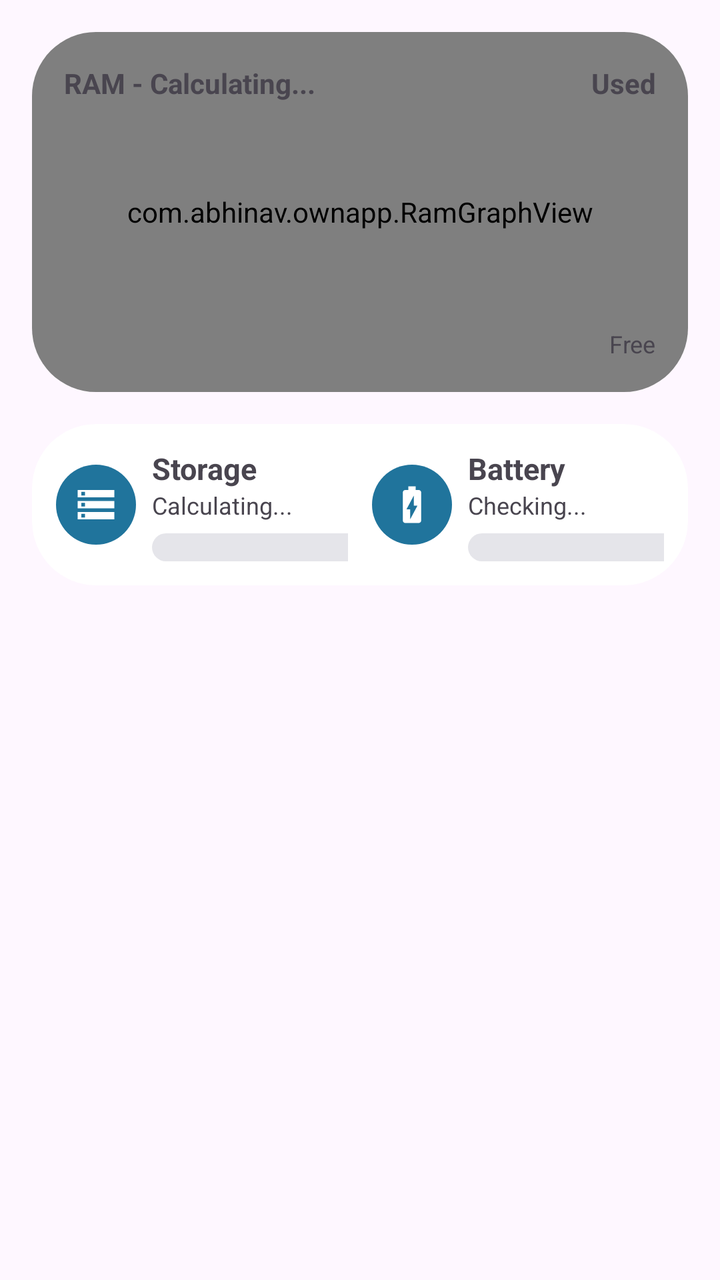
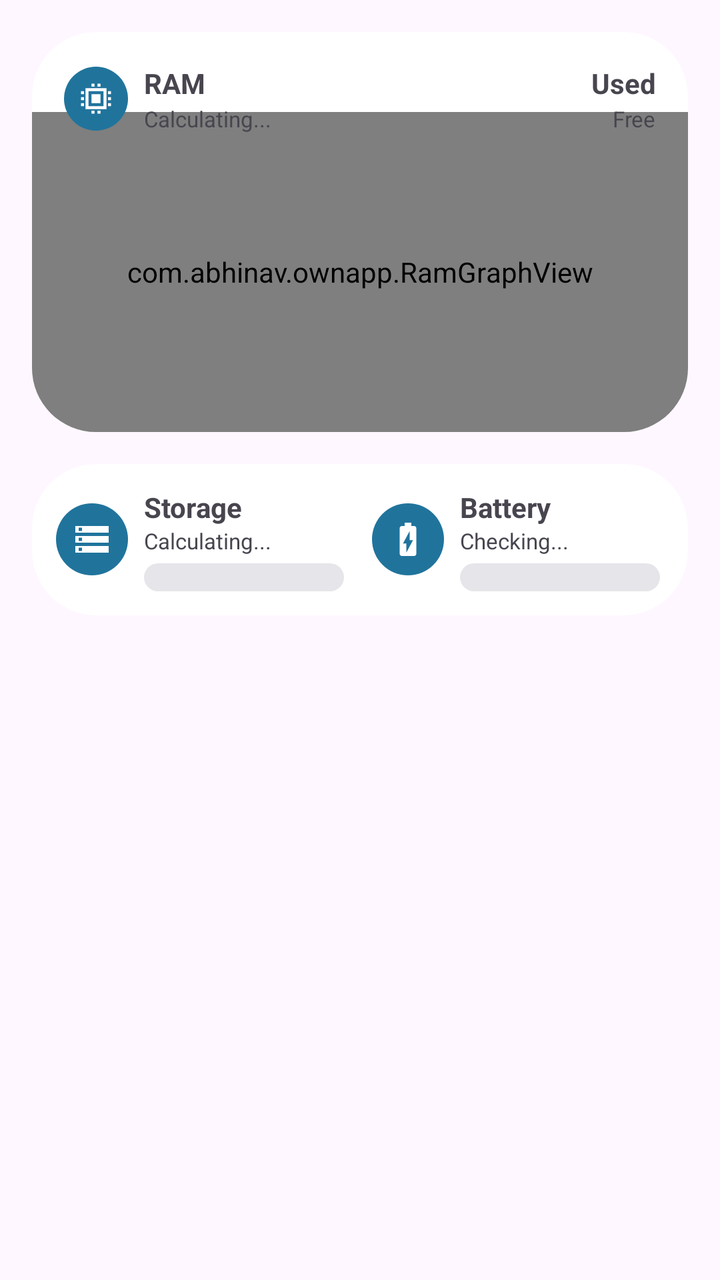

Before-and-after screenshots of an Android layout around one commit, followed by the original layout XML and the change that was made.
<!-- AndroidManifest.xml: application theme Theme.OwnPhotoONWall -->
<!-- res/layout/layout_device_dashboard.xml -->
<?xml version="1.0" encoding="utf-8"?>
<LinearLayout xmlns:android="http://schemas.android.com/apk/res/android"
    xmlns:tools="http://schemas.android.com/tools"
    android:layout_width="match_parent"
    android:layout_height="wrap_content"
    android:orientation="vertical"
    android:padding="16dp"
    tools:ignore="HardcodedText,ContentDescription">

    
    <RelativeLayout
        android:id="@+id/ramCardBg"
        android:layout_width="match_parent"
        android:layout_height="180dp"
        android:layout_marginBottom="16dp"
        android:background="@drawable/bg_ram_card"
        android:clipToOutline="true">

        <com.abhinav.ownapp.RamGraphView
            android:id="@+id/ramGraphView"
            android:layout_width="match_parent"
            android:layout_height="match_parent" />

        <TextView
            android:id="@+id/tvRamTotal"
            android:layout_width="wrap_content"
            android:layout_height="wrap_content"
            android:layout_alignParentStart="true"
            android:layout_alignParentTop="true"
            android:layout_marginStart="16dp"
            android:layout_marginTop="16dp"
            android:text="RAM - Calculating..."
            android:textSize="14sp"
            android:textStyle="bold" />

        <TextView
            android:id="@+id/tvRamUsed"
            android:layout_width="wrap_content"
            android:layout_height="wrap_content"
            android:layout_alignParentEnd="true"
            android:layout_alignParentTop="true"
            android:layout_marginEnd="16dp"
            android:layout_marginTop="16dp"
            android:text="Used"
            android:textSize="14sp"
            android:textStyle="bold" />

        <TextView
            android:id="@+id/tvRamFree"
            android:layout_width="wrap_content"
            android:layout_height="wrap_content"
            android:layout_alignParentEnd="true"
            android:layout_alignParentBottom="true"
            android:layout_marginEnd="16dp"
            android:layout_marginBottom="16dp"
            android:text="Free"
            android:textSize="12sp" />
    </RelativeLayout>

    
    <LinearLayout
        android:id="@+id/storageBatteryCardBg"
        android:layout_width="match_parent"
        android:layout_height="wrap_content"
        android:orientation="horizontal"
        android:baselineAligned="false"
        android:padding="12dp"
        android:background="@drawable/bg_storage_card"
        android:clipToOutline="true"
        android:weightSum="2">

        
        <LinearLayout
            android:layout_width="0dp"
            android:layout_height="wrap_content"
            android:layout_weight="1"
            android:orientation="horizontal"
            android:gravity="center_vertical"
            android:layout_marginEnd="6dp">

            <ImageView
                android:layout_width="40dp"
                android:layout_height="40dp"
                android:background="@drawable/bg_circle_blue"
                android:src="@drawable/ic_storage"
                android:padding="9dp"
                android:layout_marginEnd="8dp" />

            <LinearLayout
                android:layout_width="match_parent"
                android:layout_height="wrap_content"
                android:orientation="vertical">

                <TextView android:id="@+id/tvStorageTitle" android:layout_width="wrap_content" android:layout_height="wrap_content"
                    android:text="Storage" android:textStyle="bold" android:textSize="15sp"
                    android:maxLines="1" android:ellipsize="end" />
                <TextView android:id="@+id/tvStorageValue" android:layout_width="wrap_content" android:layout_height="wrap_content"
                    android:text="Calculating..." android:textSize="12sp"
                    android:maxLines="1" android:ellipsize="end" />

                
                <ProgressBar android:id="@+id/pbStorage" style="?android:attr/progressBarStyleHorizontal"
                    android:layout_width="110dp" android:layout_height="14dp" android:layout_marginTop="6dp"
                    android:progressDrawable="@drawable/bg_rounded_progress" />
            </LinearLayout>
        </LinearLayout>

        
        <LinearLayout
            android:layout_width="0dp"
            android:layout_height="wrap_content"
            android:layout_weight="1"
            android:orientation="horizontal"
            android:gravity="center_vertical"
            android:layout_marginStart="6dp">

            <ImageView
                android:layout_width="40dp"
                android:layout_height="40dp"
                android:background="@drawable/bg_circle_blue"
                android:src="@drawable/ic_battery"
                android:padding="9dp"
                android:layout_marginEnd="8dp" />

            <LinearLayout
                android:layout_width="match_parent"
                android:layout_height="wrap_content"
                android:orientation="vertical">

                <TextView android:id="@+id/tvBatteryTitle" android:layout_width="wrap_content" android:layout_height="wrap_content"
                    android:text="Battery" android:textStyle="bold" android:textSize="15sp"
                    android:maxLines="1" android:ellipsize="end" />
                <TextView android:id="@+id/tvBatteryValue" android:layout_width="wrap_content" android:layout_height="wrap_content"
                    android:text="Checking..." android:textSize="12sp"
                    android:maxLines="1" android:ellipsize="end" />

                
                <ProgressBar android:id="@+id/pbBattery" style="?android:attr/progressBarStyleHorizontal"
                    android:layout_width="110dp" android:layout_height="14dp" android:layout_marginTop="6dp"
                    android:progressDrawable="@drawable/bg_rounded_progress" android:max="100"/>
            </LinearLayout>
        </LinearLayout>

    </LinearLayout>
</LinearLayout>
<!-- resources referenced by this layout -->
<resources>
  <!-- drawable bg_circle_blue (drawable) -->
  <?xml version="1.0" encoding="utf-8"?>
  <shape xmlns:android="http://schemas.android.com/apk/res/android" android:shape="oval">
      <solid android:color="#20749C" /> 
  </shape>
  <!-- drawable bg_ram_card (drawable) -->
  <?xml version="1.0" encoding="utf-8"?>
  <shape xmlns:android="http://schemas.android.com/apk/res/android">
      <corners android:radius="32dp" />
      <solid android:color="#FFFFFF" /> 
  </shape>
  <!-- drawable bg_rounded_progress (drawable) -->
  <?xml version="1.0" encoding="utf-8"?>
  <layer-list xmlns:android="http://schemas.android.com/apk/res/android">
  
      
      <item android:id="@android:id/background">
          <shape android:shape="rectangle">
              <corners android:radius="10dp" />
              <solid android:color="#E5E5EA" />
          </shape>
      </item>
  
      
      <item android:id="@android:id/progress">
          <inset android:inset="2dp">
              <clip>
                  <shape android:shape="rectangle">
                      <corners android:radius="10dp" />
                      <solid android:color="#4A90E2" />
                  </shape>
              </clip>
          </inset>
      </item>
  
  </layer-list>
  <!-- drawable bg_storage_card (drawable) -->
  <?xml version="1.0" encoding="utf-8"?>
  <shape xmlns:android="http://schemas.android.com/apk/res/android">
      <corners android:radius="32dp" />
      <solid android:color="#FFFFFF" />
  </shape>
  <!-- drawable ic_battery (drawable) -->
  <vector xmlns:android="http://schemas.android.com/apk/res/android"
      android:width="24dp" android:height="24dp"
      android:viewportWidth="24" android:viewportHeight="24"
      android:tint="#FFFFFF">
      <path android:fillColor="@android:color/white"
          android:pathData="M15.67,4H14V2h-4v2H8.33C7.6,4 7,4.6 7,5.33v15.33C7,21.4 7.6,22 8.33,22h7.33c0.74,0 1.34,-0.6 1.34,-1.33V5.33C17,4.6 16.4,4 15.67,4zM13,12.5h2L11,20v-5.5H9L13,7V12.5z"/>
  </vector>
  <!-- drawable ic_storage (drawable) -->
  <vector xmlns:android="http://schemas.android.com/apk/res/android"
      android:width="24dp" android:height="24dp"
      android:viewportWidth="24" android:viewportHeight="24"
      android:tint="#FFFFFF">
      <path android:fillColor="@android:color/white"
          android:pathData="M2,20h20v-4H2V20zM4,17h2v2H4V17zM2,4v4h20V4H2zM6,7H4V5h2V7zM2,14h20v-4H2V14zM4,11h2v2H4V11z"/>
  </vector>
  <style name="Theme.OwnPhotoONWall" parent="Base.Theme.OwnPhotoONWall" />
  <style name="Base.Theme.OwnPhotoONWall" parent="Theme.Material3.DayNight.NoActionBar">
          
          
  
          
          
      </style>
</resources>

<!-- the commit's change to res/layout/layout_device_dashboard.xml (unified diff, before → after) -->
@@ -11,7 +11,7 @@
     <RelativeLayout
         android:id="@+id/ramCardBg"
         android:layout_width="match_parent"
-        android:layout_height="180dp"
+        android:layout_height="200dp"
         android:layout_marginBottom="16dp"
         android:background="@drawable/bg_ram_card"
         android:clipToOutline="true">
@@ -19,42 +19,82 @@
         <com.abhinav.ownapp.RamGraphView
             android:id="@+id/ramGraphView"
             android:layout_width="match_parent"
-            android:layout_height="match_parent" />
+            android:layout_height="match_parent"
+            android:layout_marginTop="40dp" />
 
-        <TextView
-            android:id="@+id/tvRamTotal"
+        
+        <LinearLayout
+            android:id="@+id/ramHeaderLeft"
             android:layout_width="wrap_content"
             android:layout_height="wrap_content"
             android:layout_alignParentStart="true"
             android:layout_alignParentTop="true"
             android:layout_marginStart="16dp"
             android:layout_marginTop="16dp"
-            android:text="RAM - Calculating..."
-            android:textSize="14sp"
-            android:textStyle="bold" />
+            android:orientation="horizontal"
+            android:gravity="center_vertical">
 
-        <TextView
-            android:id="@+id/tvRamUsed"
+            <ImageView
+                android:layout_width="32dp"
+                android:layout_height="32dp"
+                android:background="@drawable/bg_circle_blue"
+                android:src="@drawable/ic_ram"
+                android:padding="7dp"
+                android:layout_marginEnd="8dp" />
+
+            <LinearLayout
+                android:layout_width="wrap_content"
+                android:layout_height="wrap_content"
+                android:orientation="vertical"
+                android:gravity="center_vertical">
+
+                <TextView
+                    android:layout_width="wrap_content"
+                    android:layout_height="wrap_content"
+                    android:text="RAM"
+                    android:textSize="14sp"
+                    android:textStyle="bold" />
+
+                <TextView
+                    android:id="@+id/tvRamTotal"
+                    android:layout_width="wrap_content"
+                    android:layout_height="wrap_content"
+                    android:text="Calculating..."
+                    android:textSize="11sp"
+                    android:layout_marginTop="1dp"
+                    android:singleLine="true" />
+            </LinearLayout>
+        </LinearLayout>
+
+        
+        
+        <LinearLayout
             android:layout_width="wrap_content"
             android:layout_height="wrap_content"
             android:layout_alignParentEnd="true"
-            android:layout_alignParentTop="true"
+            android:layout_alignTop="@id/ramHeaderLeft"
+            android:layout_alignBottom="@id/ramHeaderLeft"
             android:layout_marginEnd="16dp"
-            android:layout_marginTop="16dp"
-            android:text="Used"
-            android:textSize="14sp"
-            android:textStyle="bold" />
+            android:orientation="vertical"
+            android:gravity="center_vertical|end">
 
-        <TextView
-            android:id="@+id/tvRamFree"
-            android:layout_width="wrap_content"
-            android:layout_height="wrap_content"
-            android:layout_alignParentEnd="true"
-            android:layout_alignParentBottom="true"
-            android:layout_marginEnd="16dp"
-            android:layout_marginBottom="16dp"
-            android:text="Free"
-            android:textSize="12sp" />
+            <TextView
+                android:id="@+id/tvRamUsed"
+                android:layout_width="wrap_content"
+                android:layout_height="wrap_content"
+                android:text="Used"
+                android:textSize="14sp"
+                android:textStyle="bold" />
+
+            <TextView
+                android:id="@+id/tvRamFree"
+                android:layout_width="wrap_content"
+                android:layout_height="wrap_content"
+                android:text="Free"
+                android:textSize="11sp"
+                android:layout_marginTop="1dp"
+                android:singleLine="true" />
+        </LinearLayout>
     </RelativeLayout>
 
     
@@ -79,11 +119,11 @@
             android:layout_marginEnd="6dp">
 
             <ImageView
-                android:layout_width="40dp"
-                android:layout_height="40dp"
+                android:layout_width="36dp"
+                android:layout_height="36dp"
                 android:background="@drawable/bg_circle_blue"
                 android:src="@drawable/ic_storage"
-                android:padding="9dp"
+                android:padding="8dp"
                 android:layout_marginEnd="8dp" />
 
             <LinearLayout
@@ -92,15 +132,15 @@
                 android:orientation="vertical">
 
                 <TextView android:id="@+id/tvStorageTitle" android:layout_width="wrap_content" android:layout_height="wrap_content"
-                    android:text="Storage" android:textStyle="bold" android:textSize="15sp"
+                    android:text="Storage" android:textStyle="bold" android:textSize="14sp"
                     android:maxLines="1" android:ellipsize="end" />
                 <TextView android:id="@+id/tvStorageValue" android:layout_width="wrap_content" android:layout_height="wrap_content"
-                    android:text="Calculating..." android:textSize="12sp"
+                    android:text="Calculating..." android:textSize="11sp"
                     android:maxLines="1" android:ellipsize="end" />
 
                 
                 <ProgressBar android:id="@+id/pbStorage" style="?android:attr/progressBarStyleHorizontal"
-                    android:layout_width="110dp" android:layout_height="14dp" android:layout_marginTop="6dp"
+                    android:layout_width="100dp" android:layout_height="14dp" android:layout_marginTop="4dp"
                     android:progressDrawable="@drawable/bg_rounded_progress" />
             </LinearLayout>
         </LinearLayout>
@@ -115,11 +155,11 @@
             android:layout_marginStart="6dp">
 
             <ImageView
-                android:layout_width="40dp"
-                android:layout_height="40dp"
+                android:layout_width="36dp"
+                android:layout_height="36dp"
                 android:background="@drawable/bg_circle_blue"
                 android:src="@drawable/ic_battery"
-                android:padding="9dp"
+                android:padding="8dp"
                 android:layout_marginEnd="8dp" />
 
             <LinearLayout
@@ -128,15 +168,15 @@
                 android:orientation="vertical">
 
                 <TextView android:id="@+id/tvBatteryTitle" android:layout_width="wrap_content" android:layout_height="wrap_content"
-                    android:text="Battery" android:textStyle="bold" android:textSize="15sp"
+                    android:text="Battery" android:textStyle="bold" android:textSize="14sp"
                     android:maxLines="1" android:ellipsize="end" />
                 <TextView android:id="@+id/tvBatteryValue" android:layout_width="wrap_content" android:layout_height="wrap_content"
-                    android:text="Checking..." android:textSize="12sp"
+                    android:text="Checking..." android:textSize="11sp"
                     android:maxLines="1" android:ellipsize="end" />
 
                 
                 <ProgressBar android:id="@+id/pbBattery" style="?android:attr/progressBarStyleHorizontal"
-                    android:layout_width="110dp" android:layout_height="14dp" android:layout_marginTop="6dp"
+                    android:layout_width="100dp" android:layout_height="14dp" android:layout_marginTop="4dp"
                     android:progressDrawable="@drawable/bg_rounded_progress" android:max="100"/>
             </LinearLayout>
         </LinearLayout>
<!-- resource entries referenced after the edit -->
@@ -50,6 +50,18 @@
       <path android:fillColor="@android:color/white"
           android:pathData="M15.67,4H14V2h-4v2H8.33C7.6,4 7,4.6 7,5.33v15.33C7,21.4 7.6,22 8.33,22h7.33c0.74,0 1.34,-0.6 1.34,-1.33V5.33C17,4.6 16.4,4 15.67,4zM13,12.5h2L11,20v-5.5H9L13,7V12.5z"/>
   </vector>
+  <!-- drawable ic_ram (drawable) -->
+  <?xml version="1.0" encoding="utf-8"?>
+  <vector xmlns:android="http://schemas.android.com/apk/res/android"
+      android:width="24dp"
+      android:height="24dp"
+      android:viewportWidth="24"
+      android:viewportHeight="24"
+      android:tint="#FFFFFF">
+      <path
+          android:fillColor="@android:color/white"
+          android:pathData="M9,9h6v6h-6z M5,5h14v14h-14z M7,7v10h10v-10z M2,7h2v2h-2z M2,11h2v2h-2z M2,15h2v2h-2z M20,7h2v2h-2z M20,11h2v2h-2z M20,15h2v2h-2z M9,2h2v2h-2z M13,2h2v2h-2z M9,20h2v2h-2z M13,20h2v2h-2z" />
+  </vector>
   <!-- drawable ic_storage (drawable) -->
   <vector xmlns:android="http://schemas.android.com/apk/res/android"
       android:width="24dp" android:height="24dp"
